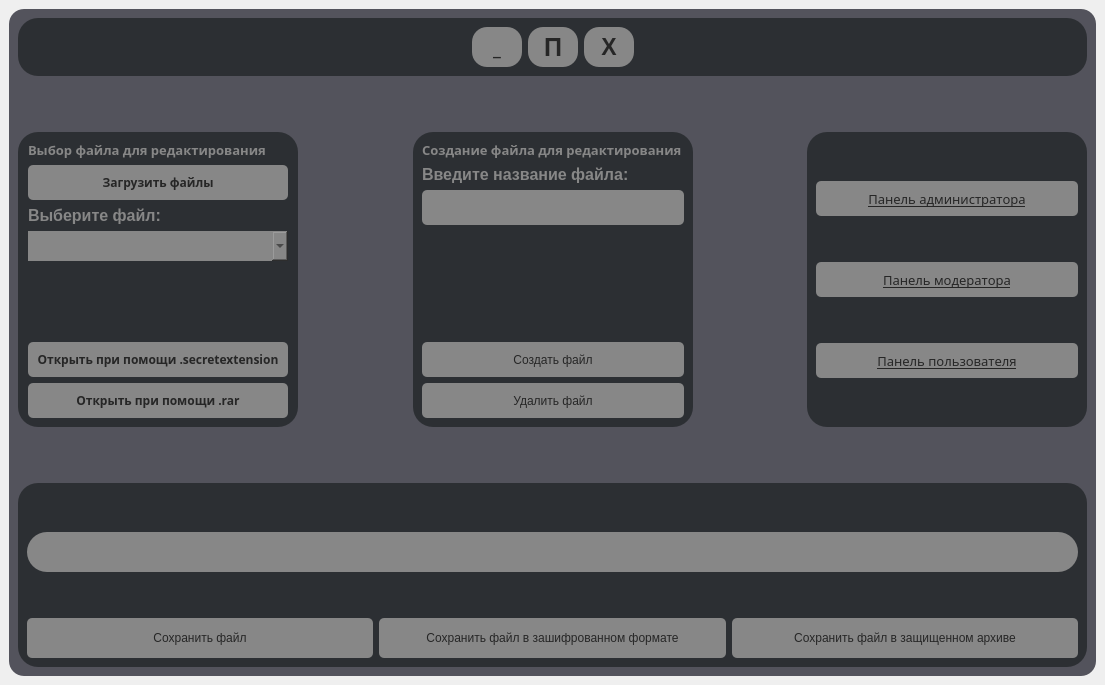
First picture: the form in redactor2.ui, repository Proto999/authgui, before the edit.
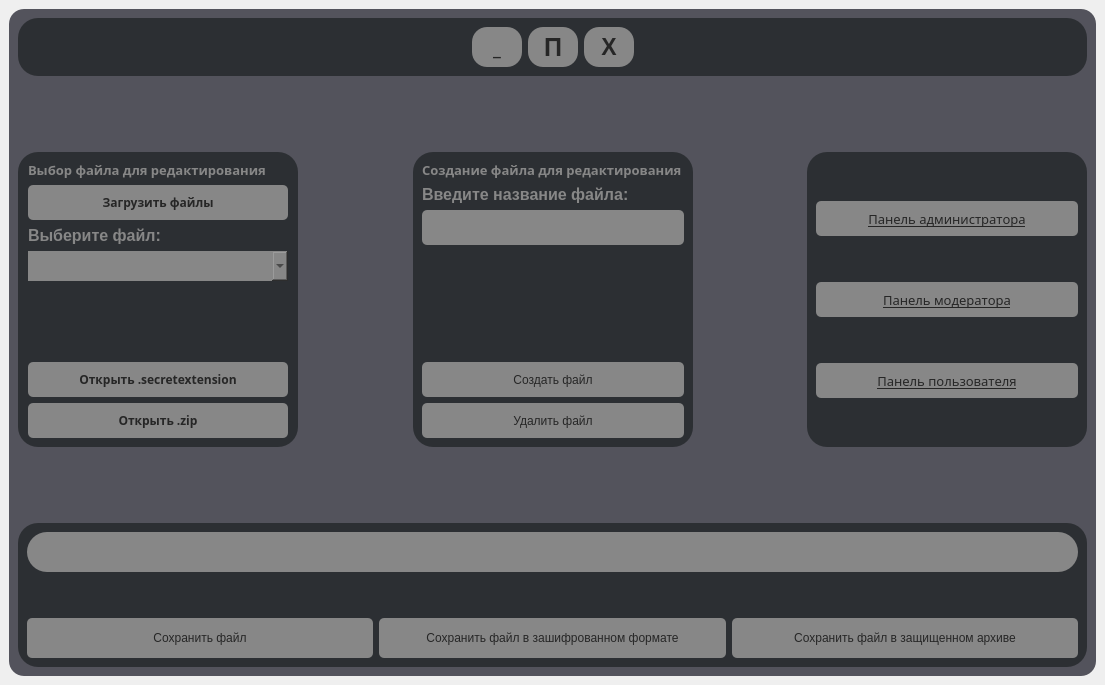
Second picture: the form after the edit.

The edit to the form file:
```diff
--- a/redactor2.ui
+++ b/redactor2.ui
@@ -72,7 +72,7 @@
 border-radius: 5px;</string>
             </property>
             <property name="text">
-             <string>Открыть при помощи .rar</string>
+             <string>Открыть .zip</string>
             </property>
            </widget>
           </item>
@@ -211,7 +211,7 @@
 border-radius: 5px;</string>
             </property>
             <property name="text">
-             <string>Открыть при помощи .secretextension</string>
+             <string>Открыть .secretextension</string>
             </property>
            </widget>
           </item>
@@ -522,6 +522,12 @@
        </item>
        <item row="4" column="0" colspan="5">
         <widget class="QGroupBox" name="groupBox">
+         <property name="sizePolicy">
+          <sizepolicy hsizetype="Preferred" vsizetype="Expanding">
+           <horstretch>0</horstretch>
+           <verstretch>0</verstretch>
+          </sizepolicy>
+         </property>
          <property name="minimumSize">
           <size>
            <width>800</width>
@@ -537,23 +543,7 @@
           <string/>
          </property>
          <layout class="QGridLayout" name="gridLayout">
-          <item row="2" column="0">
-           <spacer name="verticalSpacer_2">
-            <property name="orientation">
-             <enum>Qt::Vertical</enum>
-            </property>
-            <property name="sizeType">
-             <enum>QSizePolicy::Preferred</enum>
-            </property>
-            <property name="sizeHint" stdset="0">
-             <size>
-              <width>20</width>
-              <height>40</height>
-             </size>
-            </property>
-           </spacer>
-          </item>
-          <item row="3" column="2">
+          <item row="2" column="2">
            <widget class="QPushButton" name="pushButton_7">
             <property name="minimumSize">
              <size>
@@ -571,23 +561,25 @@
             </property>
            </widget>
           </item>
-          <item row="0" column="0">
-           <spacer name="verticalSpacer_6">
-            <property name="orientation">
-             <enum>Qt::Vertical</enum>
-            </property>
-            <property name="sizeType">
-             <enum>QSizePolicy::Preferred</enum>
-            </property>
-            <property name="sizeHint" stdset="0">
+          <item row="2" column="0">
+           <widget class="QPushButton" name="pushButton_3">
+            <property name="minimumSize">
              <size>
-              <width>20</width>
+              <width>210</width>
               <height>40</height>
              </size>
             </property>
-           </spacer>
+            <property name="styleSheet">
+             <string notr="true">background-color: rgb(135, 135, 135);
+color: rgb(38, 38, 38);
+border-radius: 5px;</string>
+            </property>
+            <property name="text">
+             <string>Сохранить файл</string>
+            </property>
+           </widget>
           </item>
-          <item row="1" column="0" colspan="3">
+          <item row="0" column="0" colspan="3">
            <widget class="QLineEdit" name="lineEdit_2">
             <property name="sizePolicy">
              <sizepolicy hsizetype="Expanding" vsizetype="Minimum">
@@ -620,7 +612,23 @@
             </property>
            </widget>
           </item>
-          <item row="3" column="1">
+          <item row="1" column="0">
+           <spacer name="verticalSpacer_2">
+            <property name="orientation">
+             <enum>Qt::Vertical</enum>
+            </property>
+            <property name="sizeType">
+             <enum>QSizePolicy::Preferred</enum>
+            </property>
+            <property name="sizeHint" stdset="0">
+             <size>
+              <width>20</width>
+              <height>40</height>
+             </size>
+            </property>
+           </spacer>
+          </item>
+          <item row="2" column="1">
            <widget class="QPushButton" name="pushButton_8">
             <property name="minimumSize">
              <size>
@@ -643,24 +651,6 @@
             </property>
            </widget>
           </item>
-          <item row="3" column="0">
-           <widget class="QPushButton" name="pushButton_3">
-            <property name="minimumSize">
-             <size>
-              <width>210</width>
-              <height>40</height>
-             </size>
-            </property>
-            <property name="styleSheet">
-             <string notr="true">background-color: rgb(135, 135, 135);
-color: rgb(38, 38, 38);
-border-radius: 5px;</string>
-            </property>
-            <property name="text">
-             <string>Сохранить файл</string>
-            </property>
-           </widget>
-          </item>
          </layout>
         </widget>
        </item>
@@ -845,6 +835,9 @@
          <property name="orientation">
           <enum>Qt::Vertical</enum>
          </property>
+         <property name="sizeType">
+          <enum>QSizePolicy::Expanding</enum>
+         </property>
          <property name="sizeHint" stdset="0">
           <size>
            <width>20</width>
```
